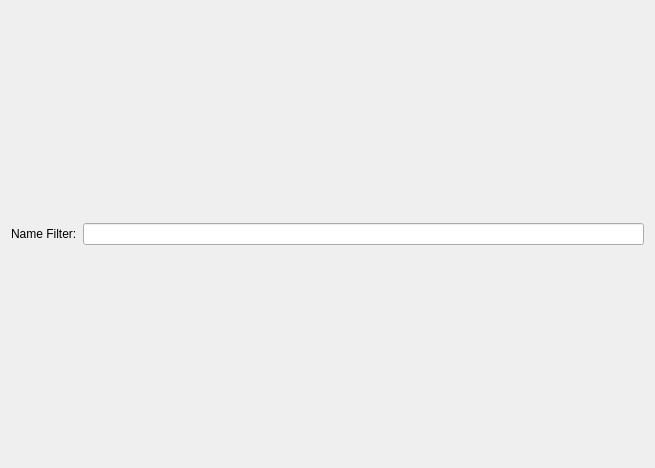
Before: the Qt Designer form steve/qtdesigner/qt_regex_file_dialog.ui in ZhuangLab/storm-control, drawn with Qt 5.
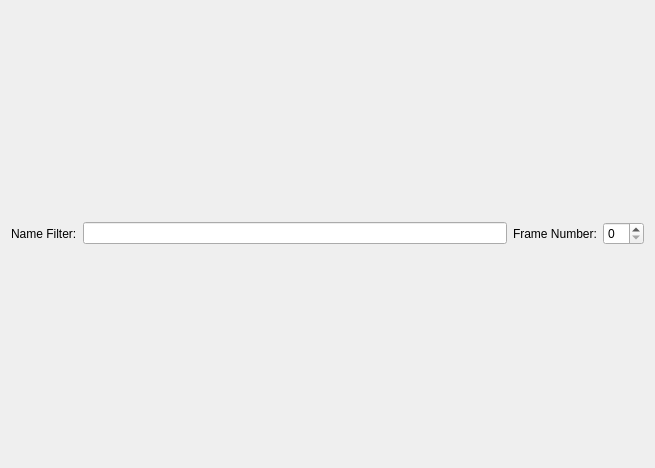
After: the same form once the commit is applied.

What changed in the file:
```diff
--- a/steve/qtdesigner/qt_regex_file_dialog.ui
+++ b/steve/qtdesigner/qt_regex_file_dialog.ui
@@ -32,6 +32,16 @@
      <item>
       <widget class="QLineEdit" name="nameLineEdit"/>
      </item>
+     <item>
+      <widget class="QLabel" name="frameNumLabel">
+       <property name="text">
+        <string>Frame Number:</string>
+       </property>
+      </widget>
+     </item>
+     <item>
+      <widget class="QSpinBox" name="frameNumSpinBox"/>
+     </item>
     </layout>
    </item>
   </layout>
```
